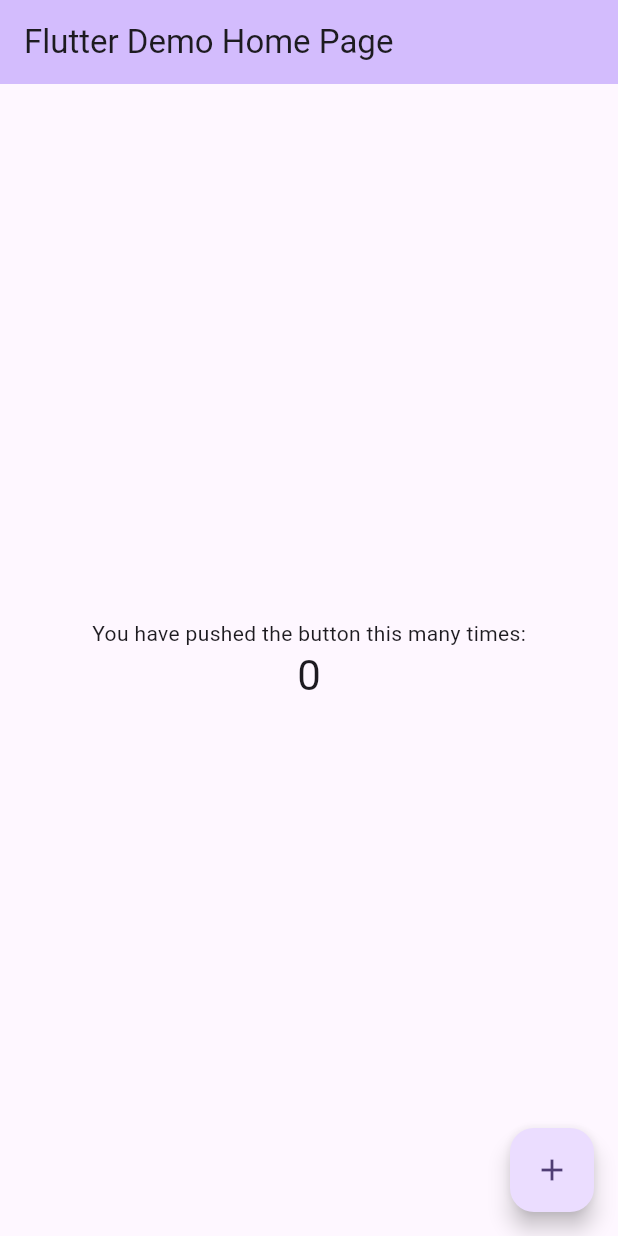
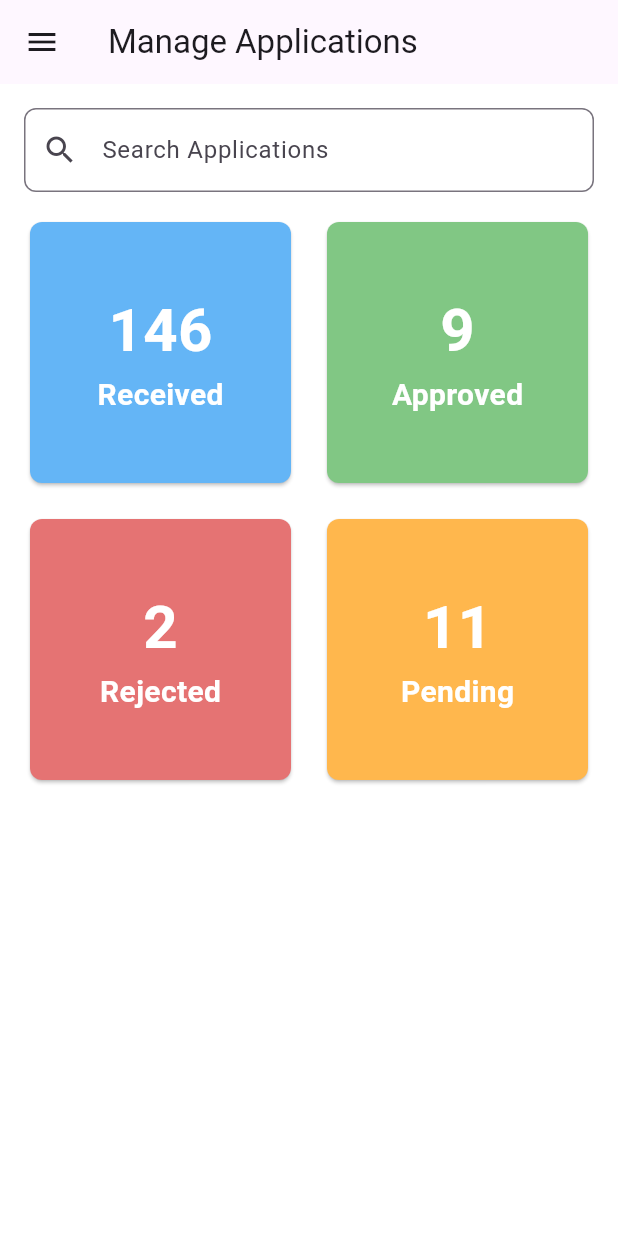
Before and after one commit to CodingBlinders/we4us, a Flutter app: the screen it shows after launch, on a phone screen of 412 x 824 dp. Run offline on Flutter 3.47's test engine with Material 2 defaults, Android fonts, the phone set to English and light mode, and no system bars; our stand-ins replace shared_preferences, toastification.

Commit message:
application part done

```diff
--- /dev/null
+++ b/lib/ManageApplications.dart
@@ -0,0 +1,98 @@
+import 'package:flutter/material.dart';
+
+
+
+
+
+class ManageApplicationsScreen extends StatelessWidget {
+  void _navigateToApplicationList(BuildContext context, String key) {
+    Navigator.pushNamed(
+      context,
+      '/applicationslist',
+      arguments: key,
+    );
+  }
+
+  @override
+  Widget build(BuildContext context) {
+    return Scaffold(
+      appBar: AppBar(
+        title: Text('Manage Applications'),
+        leading: IconButton(
+          icon: Icon(Icons.menu),
+          onPressed: () {
+            // Handle menu button pressed
+          },
+        ),
+      ),
+      body: Padding(
+        padding: const EdgeInsets.all(16.0),
+        child: Column(
+          children: [
+            TextField(
+              decoration: InputDecoration(
+                prefixIcon: Icon(Icons.search),
+                hintText: 'Search Applications',
+                border: OutlineInputBorder(
+                  borderRadius: BorderRadius.circular(8.0),
+                ),
+              ),
+            ),
+            SizedBox(height: 16.0),
+            Expanded(
+              child: GridView.count(
+                crossAxisCount: 2,
+                crossAxisSpacing: 16.0,
+                mainAxisSpacing: 16.0,
+                children: [
+                  _buildStatCard('Received', '146',Colors.blue.shade300,context),
+                  _buildStatCard('Approved', '9',Colors.green.shade300,context),
+                  _buildStatCard('Rejected', '2',Colors.red.shade300, context),
+                  _buildStatCard('Pending', '11',Colors.orange.shade300, context),
+                ],
+              ),
+            ),
+          ],
+        ),
+      ),
+    );
+  }
+
+  Widget _buildStatCard(String title, String count,Color color,BuildContext context) {
+    return GestureDetector(
+      onTap: () => _navigateToApplicationList(context, title),
+      child: Card(
+        color: color,
+        elevation: 1.0,
+        shape: RoundedRectangleBorder(
+          borderRadius: BorderRadius.circular(8.0),
+        ),
+        child: Center(
+          child: Padding(
+            padding: const EdgeInsets.all(8.0),
+            child: Column(
+              mainAxisSize: MainAxisSize.min,
+              children: [
+                Text(
+                  count,
+                  style: TextStyle(
+                    fontSize: 40.0,
+                    fontWeight: FontWeight.bold,
+                    color: Colors.white,
+                  ),
+                ),
+                Text(title,
+                  style: TextStyle(
+                    fontSize: 20.0,
+                    fontWeight: FontWeight.bold,
+                    color: Colors.white,
+                  ),
+                )
+              ],
+            ),
+          ),
+        ),
+      ),
+    );
+  }
+}
--- a/lib/main.dart
+++ b/lib/main.dart
@@ -1,4 +1,10 @@
 import 'package:flutter/material.dart';
+import 'package:weforus/ProfileScreen.dart';
+import 'package:weforus/login.dart';
+import 'package:weforus/signup.dart';
+
+import 'ApplicationList.dart';
+import 'ManageApplications.dart';
 
 void main() {
   runApp(const MyApp());
@@ -7,119 +13,63 @@ void main() {
 class MyApp extends StatelessWidget {
   const MyApp({super.key});
 
-  // This widget is the root of your application.
+
   @override
   Widget build(BuildContext context) {
+    double deviceWidth = MediaQuery.of(context).size.width;
     return MaterialApp(
       title: 'Flutter Demo',
       theme: ThemeData(
-        // This is the theme of your application.
-        //
-        // TRY THIS: Try running your application with "flutter run". You'll see
-        // the application has a blue toolbar. Then, without quitting the app,
-        // try changing the seedColor in the colorScheme below to Colors.green
-        // and then invoke "hot reload" (save your changes or press the "hot
-        // reload" button in a Flutter-supported IDE, or press "r" if you used
-        // the command line to start the app).
-        //
-        // Notice that the counter didn't reset back to zero; the application
-        // state is not lost during the reload. To reset the state, use hot
-        // restart instead.
-        //
-        // This works for code too, not just values: Most code changes can be
-        // tested with just a hot reload.
-        colorScheme: ColorScheme.fromSeed(seedColor: Colors.deepPurple),
+        primaryColor: Colors.blue,
+        secondaryHeaderColor: Colors.amber,
+        scaffoldBackgroundColor: Colors.white,
+        fontFamily: 'Roboto',
         useMaterial3: true,
+        elevatedButtonTheme: ElevatedButtonThemeData(
+          style: ElevatedButton.styleFrom(
+            primary: Color.fromRGBO(81, 130, 155,1), // background color
+            onPrimary: Colors.white, // text color
+            shadowColor: Colors.black, // shadow color
+            elevation: 5, // elevation
+            textStyle: TextStyle(
+              fontSize: 16,
+              fontWeight: FontWeight.bold,
+            ),
+            padding: EdgeInsets.symmetric(horizontal: (deviceWidth-270), vertical: 10),
+            shape: RoundedRectangleBorder(
+              borderRadius: BorderRadius.circular(10),
+            ),
+          ),
+        ),
+        switchTheme: SwitchThemeData(
+          thumbColor: MaterialStateProperty.resolveWith((states) {
+            if (states.contains(MaterialState.selected)) {
+              return Colors.green; // Thumb color when the switch is ON
+            }
+            return Colors.grey;// Thumb color when the switch is OFF
+          }),
+          trackColor: MaterialStateProperty.resolveWith((states) {
+            if (states.contains(MaterialState.selected)) {
+              return Colors.green.withOpacity(0.5); // Track color when the switch is ON
+            }
+            return Colors.grey.withOpacity(0.5); // Track color when the switch is OFF
+          }),
+          trackOutlineColor: MaterialStateProperty.resolveWith((states) {
+            if (states.contains(MaterialState.selected)) {
+              return Colors.green.withOpacity(0.1); // Track outline color when the switch is ON
+            }
+            return Colors.grey.withOpacity(0.1); // Track outline color when the switch is OFF
+          }),
+        ),
       ),
-      home: const MyHomePage(title: 'Flutter Demo Home Page'),
+      initialRoute: '/applications',
+      routes: {
+        '/login': (context) => LoginPage(),
+        '/signup': (context) => SignupPage(),
+        '/profile': (context) =>  ProfileScreen(),
+        '/applications': (context) =>  ManageApplicationsScreen(),
+        '/applicationslist': (context) =>  ApplicationListScreen(),
+      },
     );
   }
 }
-
-class MyHomePage extends StatefulWidget {
-  const MyHomePage({super.key, required this.title});
-
-  // This widget is the home page of your application. It is stateful, meaning
-  // that it has a State object (defined below) that contains fields that affect
-  // how it looks.
-
-  // This class is the configuration for the state. It holds the values (in this
-  // case the title) provided by the parent (in this case the App widget) and
-  // used by the build method of the State. Fields in a Widget subclass are
-  // always marked "final".
-
-  final String title;
-
-  @override
-  State<MyHomePage> createState() => _MyHomePageState();
-}
-
-class _MyHomePageState extends State<MyHomePage> {
-  int _counter = 0;
-
-  void _incrementCounter() {
-    setState(() {
-      // This call to setState tells the Flutter framework that something has
-      // changed in this State, which causes it to rerun the build method below
-      // so that the display can reflect the updated values. If we changed
-      // _counter without calling setState(), then the build method would not be
-      // called again, and so nothing would appear to happen.
-      _counter++;
-    });
-  }
-
-  @override
-  Widget build(BuildContext context) {
-    // This method is rerun every time setState is called, for instance as done
-    // by the _incrementCounter method above.
-    //
-    // The Flutter framework has been optimized to make rerunning build methods
-    // fast, so that you can just rebuild anything that needs updating rather
-    // than having to individually change instances of widgets.
-    return Scaffold(
-      appBar: AppBar(
-        // TRY THIS: Try changing the color here to a specific color (to
-        // Colors.amber, perhaps?) and trigger a hot reload to see the AppBar
-        // change color while the other colors stay the same.
-        backgroundColor: Theme.of(context).colorScheme.inversePrimary,
-        // Here we take the value from the MyHomePage object that was created by
-        // the App.build method, and use it to set our appbar title.
-        title: Text(widget.title),
-      ),
-      body: Center(
-        // Center is a layout widget. It takes a single child and positions it
-        // in the middle of the parent.
-        child: Column(
-          // Column is also a layout widget. It takes a list of children and
-          // arranges them vertically. By default, it sizes itself to fit its
-          // children horizontally, and tries to be as tall as its parent.
-          //
-          // Column has various properties to control how it sizes itself and
-          // how it positions its children. Here we use mainAxisAlignment to
-          // center the children vertically; the main axis here is the vertical
-          // axis because Columns are vertical (the cross axis would be
-          // horizontal).
-          //
-          // TRY THIS: Invoke "debug painting" (choose the "Toggle Debug Paint"
-          // action in the IDE, or press "p" in the console), to see the
-          // wireframe for each widget.
-          mainAxisAlignment: MainAxisAlignment.center,
-          children: <Widget>[
-            const Text(
-              'You have pushed the button this many times:',
-            ),
-            Text(
-              '$_counter',
-              style: Theme.of(context).textTheme.headlineMedium,
-            ),
-          ],
-        ),
-      ),
-      floatingActionButton: FloatingActionButton(
-        onPressed: _incrementCounter,
-        tooltip: 'Increment',
-        child: const Icon(Icons.add),
-      ), // This trailing comma makes auto-formatting nicer for build methods.
-    );
-  }
-}
```
Also changed, not shown: lib/ApplicationList.dart (added, +100 -0 lines), lib/ProfileScreen.dart (added, +156 -0 lines).
